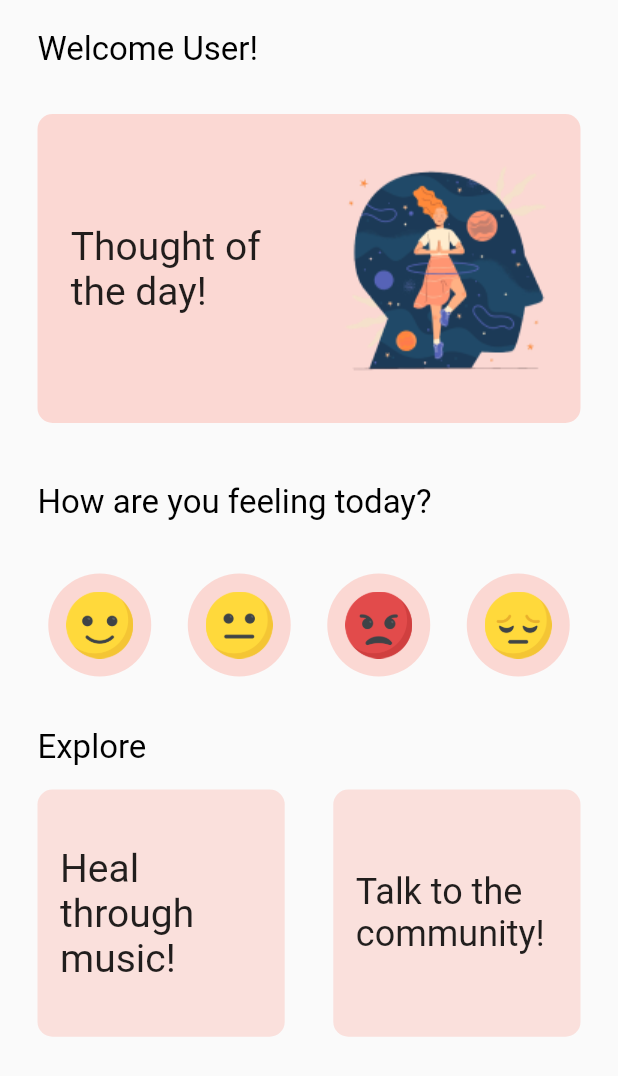
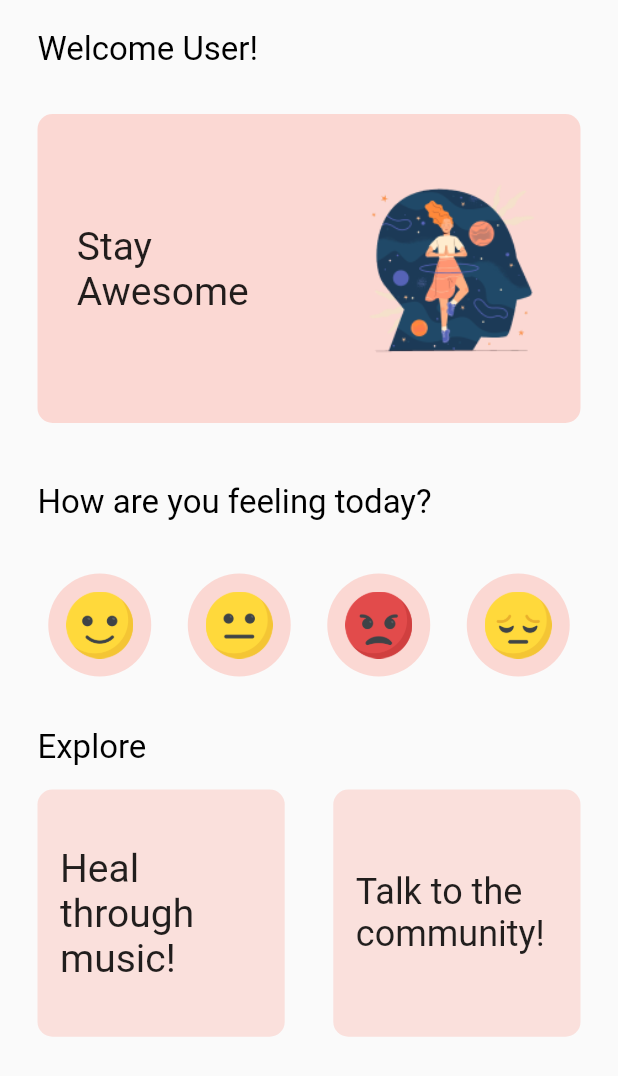
Before and after one commit to Dynamic-Vector/Inscape, a Flutter app: the HomePage screen opened directly, on a phone screen of 412 x 824 dp. Shown: the top 1076 px of the screen. Run offline on Flutter 3.47's test engine with Material 2 defaults, Android fonts, the phone set to English and light mode, and no system bars; our stand-ins replace audio_video_progress_bar, google_fonts, google_nav_bar; Roboto replaces fonts that are missing (Ubuntu).

Commit message:
Update homepage.dart

```diff
--- a/lib/screens/homepage.dart
+++ b/lib/screens/homepage.dart
@@ -13,6 +13,7 @@ class HomePage extends StatelessWidget {
   Widget build(BuildContext context) {
     return Scaffold(
       body: SingleChildScrollView(
+        physics: BouncingScrollPhysics(),
         child: Column(
           crossAxisAlignment: CrossAxisAlignment.start,
           children: [
@@ -37,11 +38,15 @@ class HomePage extends StatelessWidget {
                     Container(
                       width: MediaQuery.of(context).size.width / 3,
                       child: Text(
-                        "Thought of the day!",
+                        "Stay Awesome",
                         style: GoogleFonts.ubuntu(fontSize: 26),
                       ),
                     ),
-                    Image(image: AssetImage("assets/thought.png"))
+                    Image(
+                      image: AssetImage("assets/thought.png"),
+                      height: 120,
+                      width: 120,
+                    )
                   ],
                 ),
               ),
```
